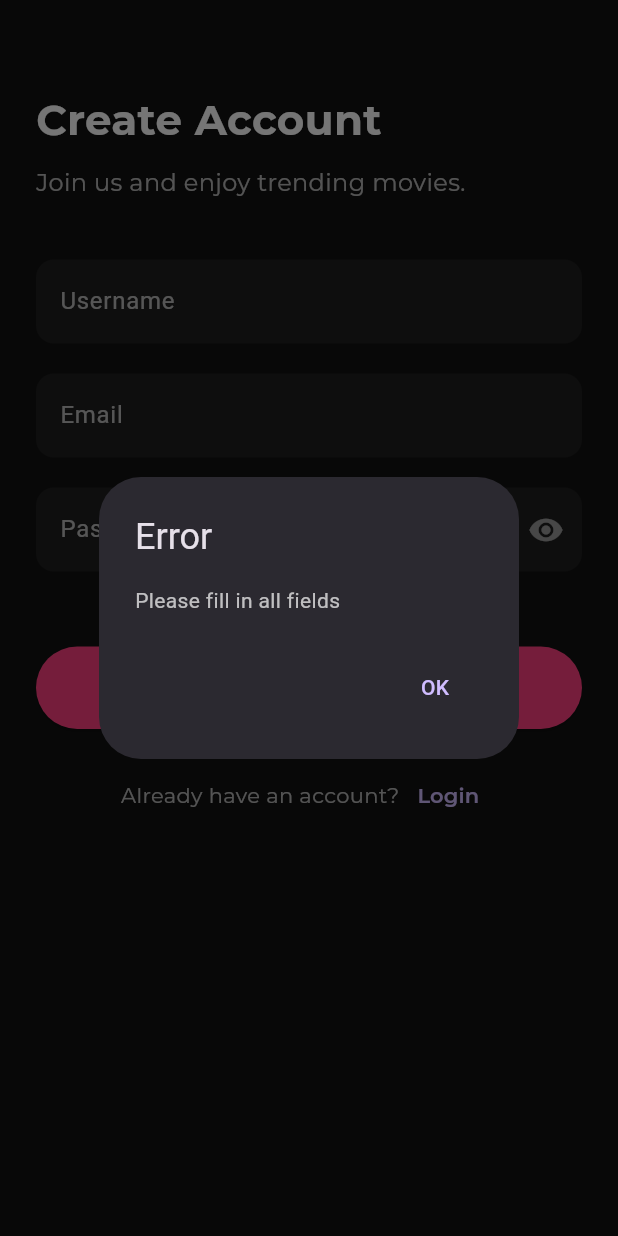
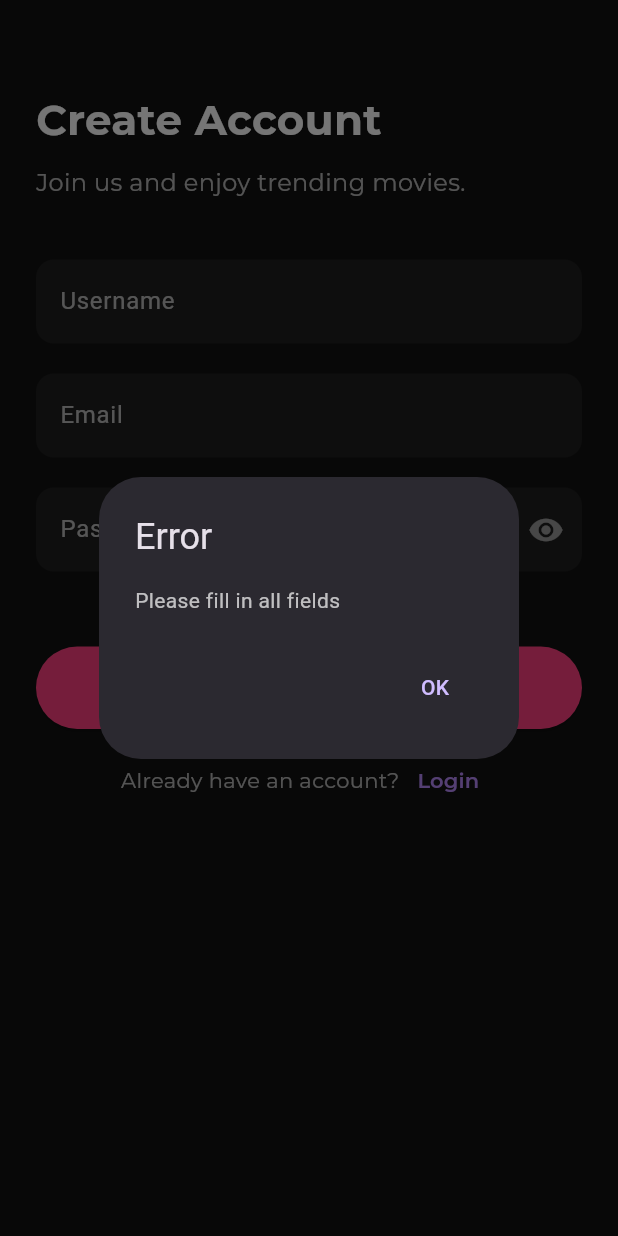
Before and after one commit to Nita9ice/Trend-View, a Flutter app: the SignUpScreen screen opened by its route, after a tap on "Sign Up", on a phone screen of 412 x 824 dp. Run offline on Flutter 3.47's test engine with Material 3 defaults, Android fonts, the light colour scheme and no system bars; our stand-ins replace carousel_slider, cloud_firestore, firebase_auth, firebase_core, google_fonts, image_picker and 2 more; accounts and stored records are empty.

Commit message:
final cleanup and polish code

```diff
--- a/lib/screens/signup.dart
+++ b/lib/screens/signup.dart
@@ -29,30 +29,31 @@ class _SignUpScreenState extends State<SignUpScreen> {
   // Tracks the loading state to show a progress indicator when needed.
   bool isLoading = false;
 
-  // Validates that all input fields (username, email, password) are filled.
-  // Shows an error dialog if any field is empty and returns false.
-  // Returns true if all fields are valid.
+  // function to Validates user input for Username, email and password fields.
   bool validateInputs() {
+    // Validates that all input fields (username, email, password) are filled.
     if (usernameController.text.isEmpty ||
         emailController.text.isEmpty ||
         passwordController.text.isEmpty) {
+      // Shows an error dialog if any field is empty and returns false.
       DialogBox.showErrorDialog(context, 'Please fill in all fields');
       return false;
     }
+    // Returns true if all fields are valid.
     return true;
   }
 
   // Handles user sign-up process:
-  // - Validates input fields
-  // - Shows loading indicator
-  // - Calls AuthService to register the user with email, password, and username
+
   Future<void> signUp() async {
+    // Validates input fields
     if (!validateInputs()) return;
 
     setState(() {
+      // Shows loading indicator
       isLoading = true;
     });
-
+    //   AuthService to register the user with username, email and password.
     try {
       await AuthService().signupUser(
         emailController.text.trim(),
@@ -60,7 +61,7 @@ class _SignUpScreenState extends State<SignUpScreen> {
         usernameController.text.trim(),
       );
 
-      // Wait for dialog to close before navigation
+      // Close the dialog box before nagivation
       if (!mounted) return;
       await showDialog(
         context: context,
@@ -70,7 +71,8 @@ class _SignUpScreenState extends State<SignUpScreen> {
               content: const Text('Account created! Please verify your email.'),
               actions: [
                 TextButton(
-                  onPressed: () => Navigator.of(context).pop(), // Close dialog
+                  // Closes the  dialog box
+                  onPressed: () => Navigator.of(context).pop(),
                   child: const Text('OK'),
                 ),
               ],
@@ -78,25 +80,38 @@ class _SignUpScreenState extends State<SignUpScreen> {
       );
 
       if (mounted) {
+        // Navigate to verify screen after creating account
         Navigator.pushNamed(context, '/verify');
       }
-    } on FirebaseAuthException catch (e) {
+    }
+    // Handle specific Firebase authentication errors during sign up
+    on FirebaseAuthException catch (e) {
+      // Default error message
       String message = 'Sign up failed';
+
       if (e.code == 'email-already-in-use') {
+        // This means the email is already associated with another account
         message = 'Email is already in use.';
       } else if (e.code == 'weak-password') {
+        // This means the password provided is too short or not strong enough
         message = 'Password is too weak.';
       } else if (e.code == 'invalid-email') {
+        // This means the email format is incorrect or not accepted by Firebase
         message = 'Invalid email address.';
       }
+      // this mean if the widget is still part of the widget tree
       if (!mounted) return;
+      // Show an error dialog with the final error message
       DialogBox.showErrorDialog(context, message);
-    } catch (e) {
+    }
+    // Catch any unexpected errors that are not FirebaseAuthExceptions
+    catch (e) {
       if (!mounted) return;
       DialogBox.showErrorDialog(context, 'An unexpected error occurred: $e');
     } finally {
       if (mounted) {
         setState(() {
+          // Stop the loading indicator
           isLoading = false;
         });
       }
@@ -111,7 +126,6 @@ class _SignUpScreenState extends State<SignUpScreen> {
 
     return Scaffold(
       backgroundColor: theme.scaffoldBackgroundColor,
-
       body: SafeArea(
         child: Padding(
           padding: const EdgeInsets.symmetric(horizontal: 24.0),
@@ -120,6 +134,7 @@ class _SignUpScreenState extends State<SignUpScreen> {
               crossAxisAlignment: CrossAxisAlignment.start,
               children: [
                 const SizedBox(height: 60),
+                // Main text
                 Text(
                   'Create Account',
                   style: GoogleFonts.montserrat(
@@ -129,6 +144,7 @@ class _SignUpScreenState extends State<SignUpScreen> {
                   ),
                 ),
                 const SizedBox(height: 10),
+                // sub text
                 Text(
                   'Join us and enjoy trending movies.',
                   style: GoogleFonts.montserrat(
@@ -137,13 +153,16 @@ class _SignUpScreenState extends State<SignUpScreen> {
                   ),
                 ),
                 const SizedBox(height: 40),
+                // username field
                 MyTextField(
                   controller: usernameController,
                   hintText: 'Username',
                 ),
                 const SizedBox(height: 20),
+                // Email field
                 MyTextField(controller: emailController, hintText: 'Email'),
                 const SizedBox(height: 20),
+                // password field
                 MyTextField(
                   controller: passwordController,
                   hintText: 'Password',
@@ -155,18 +174,22 @@ class _SignUpScreenState extends State<SignUpScreen> {
                     ),
                     onPressed: () {
                       setState(() {
+                        // Toggles password visibility in the input field
                         showPassword = !showPassword;
                       });
                     },
                   ),
                 ),
                 const SizedBox(height: 50),
+
+                // Show circular progress indicator while signing up, otherwise show the 'Sign Up' button
                 isLoading
                     ? const Center(child: CircularProgressIndicator())
                     : MyButton(text: 'Sign Up', onPressed: signUp),
 
-                const SizedBox(height: 20),
+                const SizedBox(height: 10),
 
+                // A horizontal row prompting users to log in if they already have an account
                 Row(
                   mainAxisAlignment: MainAxisAlignment.center,
                   children: [
@@ -178,12 +201,13 @@ class _SignUpScreenState extends State<SignUpScreen> {
                     ),
                     TextButton(
                       onPressed: () {
+                        // Navigate back to the login screen.
                         Navigator.pop(context);
                       },
                       child: Text(
                         'Login',
                         style: GoogleFonts.montserrat(
-                          color: theme.colorScheme.primary,
+                          color: Color.fromRGBO(184, 137, 250, 1),
                           fontWeight: FontWeight.w600,
                         ),
                       ),
```
